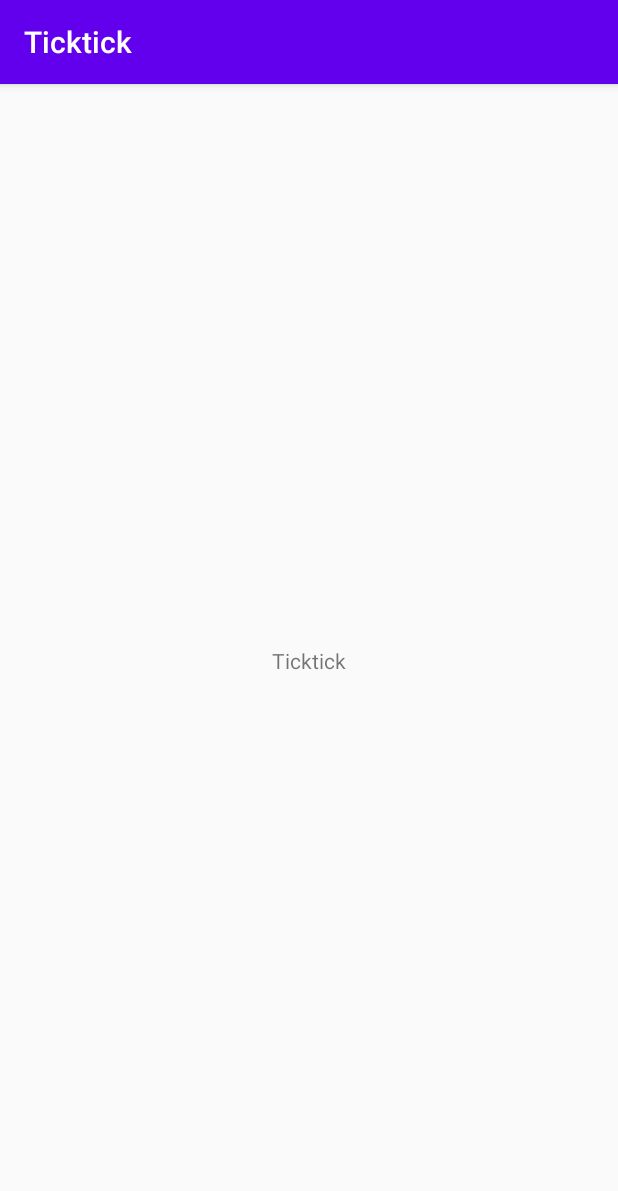
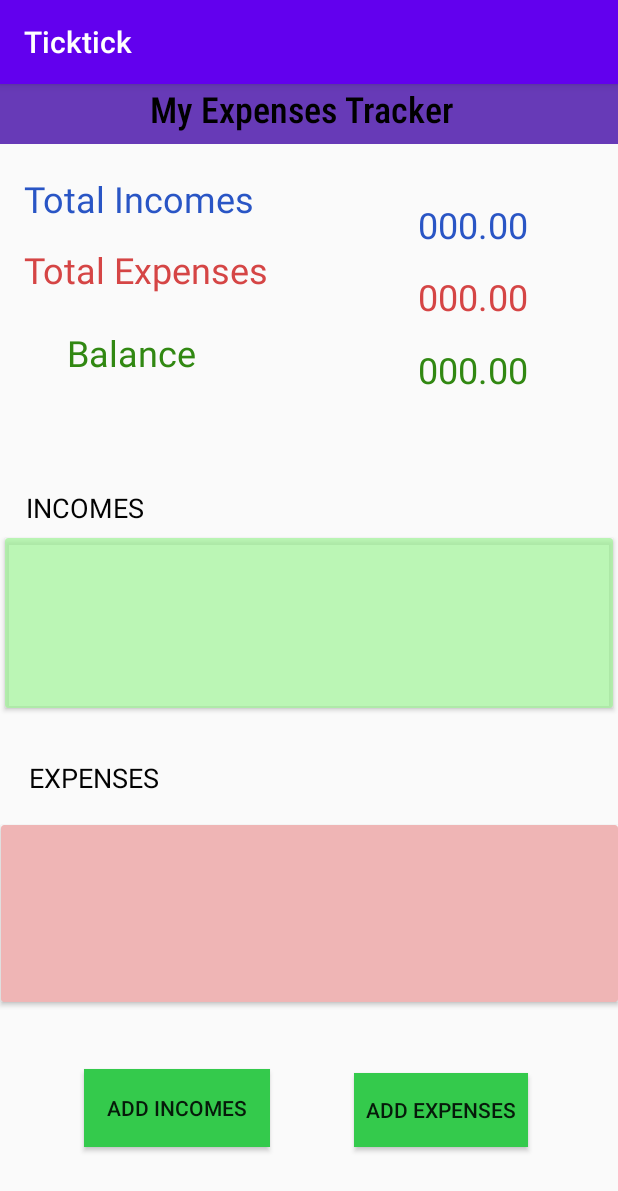
Before and after one commit to lahiru128/Ticktick-Android-Application, an Android app: the screen it shows after launch (MainActivity before the commit, DashBoard after it), on a phone screen of 412 x 824 dp. Shown: the top 1191 px of the screen. Run offline under Robolectric (Android 15) with nearby library versions, the phone set to English and light mode, and no system bars.

Commit message:
dashboard design done

```diff
--- a/app/build.gradle
+++ b/app/build.gradle
@@ -26,6 +26,7 @@ dependencies {
     implementation fileTree(dir: "libs", include: ["*.jar"])
     implementation 'androidx.appcompat:appcompat:1.2.0'
     implementation 'androidx.constraintlayout:constraintlayout:1.1.3'
+    implementation 'androidx.cardview:cardview:1.0.0'
     testImplementation 'junit:junit:4.12'
     androidTestImplementation 'androidx.test.ext:junit:1.1.1'
     androidTestImplementation 'androidx.test.espresso:espresso-core:3.2.0'
--- a/app/src/main/AndroidManifest.xml
+++ b/app/src/main/AndroidManifest.xml
@@ -9,7 +9,11 @@
         android:roundIcon="@mipmap/ic_launcher_round"
         android:supportsRtl="true"
         android:theme="@style/AppTheme">
-        <activity android:name=".MainActivity">
+        <activity android:name=".addExpenses"></activity>
+        <activity android:name=".AddIncome" />
+        <activity android:name=".ExpensesView" />
+        <activity android:name=".IncomeView" />
+        <activity android:name=".DashBoard">
             <intent-filter>
                 <action android:name="android.intent.action.MAIN" />
 
--- /dev/null
+++ b/app/src/main/java/com/example/ticktick/AddIncome.java
@@ -0,0 +1,14 @@
+package com.example.ticktick;
+
+import androidx.appcompat.app.AppCompatActivity;
+
+import android.os.Bundle;
+
+public class AddIncome extends AppCompatActivity {
+
+    @Override
+    protected void onCreate(Bundle savedInstanceState) {
+        super.onCreate(savedInstanceState);
+        setContentView(R.layout.activity_add_income);
+    }
+}
--- /dev/null
+++ b/app/src/main/java/com/example/ticktick/DashBoard.java
@@ -0,0 +1,14 @@
+package com.example.ticktick;
+
+import androidx.appcompat.app.AppCompatActivity;
+
+import android.os.Bundle;
+
+public class DashBoard extends AppCompatActivity {
+
+    @Override
+    protected void onCreate(Bundle savedInstanceState) {
+        super.onCreate(savedInstanceState);
+        setContentView(R.layout.activity_dashboard);
+    }
+}
--- /dev/null
+++ b/app/src/main/java/com/example/ticktick/ExpensesView.java
@@ -0,0 +1,14 @@
+package com.example.ticktick;
+
+import androidx.appcompat.app.AppCompatActivity;
+
+import android.os.Bundle;
+
+public class ExpensesView extends AppCompatActivity {
+
+    @Override
+    protected void onCreate(Bundle savedInstanceState) {
+        super.onCreate(savedInstanceState);
+        setContentView(R.layout.activity_expenses_view);
+    }
+}
--- a/app/src/main/java/com/example/ticktick/MainActivity.java
+++ b/app/src/main/java/com/example/ticktick/IncomeView.java
@@ -4,11 +4,11 @@ import androidx.appcompat.app.AppCompatActivity;
 
 import android.os.Bundle;
 
-public class MainActivity extends AppCompatActivity {
+public class IncomeView extends AppCompatActivity {
 
     @Override
     protected void onCreate(Bundle savedInstanceState) {
         super.onCreate(savedInstanceState);
-        setContentView(R.layout.activity_main);
+        setContentView(R.layout.activity_income_view);
     }
 }
--- /dev/null
+++ b/app/src/main/java/com/example/ticktick/addExpenses.java
@@ -0,0 +1,14 @@
+package com.example.ticktick;
+
+import androidx.appcompat.app.AppCompatActivity;
+
+import android.os.Bundle;
+
+public class addExpenses extends AppCompatActivity {
+
+    @Override
+    protected void onCreate(Bundle savedInstanceState) {
+        super.onCreate(savedInstanceState);
+        setContentView(R.layout.activity_add_expenses);
+    }
+}
--- /dev/null
+++ b/app/src/main/res/layout/activity_add_expenses.xml
@@ -0,0 +1,9 @@
+<?xml version="1.0" encoding="utf-8"?>
+<androidx.constraintlayout.widget.ConstraintLayout xmlns:android="http://schemas.android.com/apk/res/android"
+    xmlns:app="http://schemas.android.com/apk/res-auto"
+    xmlns:tools="http://schemas.android.com/tools"
+    android:layout_width="match_parent"
+    android:layout_height="match_parent"
+    tools:context=".addExpenses">
+
+</androidx.constraintlayout.widget.ConstraintLayout>
--- /dev/null
+++ b/app/src/main/res/layout/activity_add_income.xml
@@ -0,0 +1,9 @@
+<?xml version="1.0" encoding="utf-8"?>
+<androidx.constraintlayout.widget.ConstraintLayout xmlns:android="http://schemas.android.com/apk/res/android"
+    xmlns:app="http://schemas.android.com/apk/res-auto"
+    xmlns:tools="http://schemas.android.com/tools"
+    android:layout_width="match_parent"
+    android:layout_height="match_parent"
+    tools:context=".AddIncome">
+
+</androidx.constraintlayout.widget.ConstraintLayout>
--- /dev/null
+++ b/app/src/main/res/layout/activity_dashboard.xml
@@ -0,0 +1,218 @@
+<?xml version="1.0" encoding="utf-8"?>
+<androidx.constraintlayout.widget.ConstraintLayout xmlns:android="http://schemas.android.com/apk/res/android"
+    xmlns:app="http://schemas.android.com/apk/res-auto"
+    xmlns:tools="http://schemas.android.com/tools"
+    android:layout_width="match_parent"
+    android:layout_height="match_parent"
+    android:textAlignment="center"
+    tools:context=".DashBoard">
+
+    <TextView
+        android:id="@+id/expensesTotalDashboard"
+        android:layout_width="164dp"
+        android:layout_height="39dp"
+        android:layout_marginStart="16dp"
+        android:layout_marginTop="17dp"
+        android:layout_marginEnd="16dp"
+        android:layout_marginBottom="16dp"
+        android:text="@string/dashboard_expenses"
+        android:textColor="#D54545"
+        android:textSize="24sp"
+        app:layout_constraintBottom_toTopOf="@+id/balanceDashboard"
+        app:layout_constraintEnd_toStartOf="@+id/expensesResultDashboard"
+        app:layout_constraintHorizontal_bias="0.0"
+        app:layout_constraintStart_toStartOf="parent"
+        app:layout_constraintTop_toBottomOf="@+id/incomeTotalDashboard"
+        app:layout_constraintVertical_bias="1.0" />
+
+    <TextView
+        android:id="@+id/incomeTotalDashboard"
+        android:layout_width="wrap_content"
+        android:layout_height="wrap_content"
+        android:layout_marginStart="16dp"
+        android:layout_marginEnd="116dp"
+        android:layout_marginBottom="16dp"
+        android:text="@string/dashboard_income_total"
+        android:textColor="#2955C5"
+        android:textSize="24sp"
+        app:layout_constraintBottom_toTopOf="@+id/cardView2"
+        app:layout_constraintEnd_toStartOf="@+id/incomeResultDashboard"
+        app:layout_constraintHorizontal_bias="0.0"
+        app:layout_constraintStart_toStartOf="parent"
+        app:layout_constraintTop_toBottomOf="@+id/title"
+        app:layout_constraintVertical_bias="0.095" />
+
+    <TextView
+        android:id="@+id/balanceDashboard"
+        android:layout_width="wrap_content"
+        android:layout_height="wrap_content"
+        android:layout_marginStart="16dp"
+        android:layout_marginTop="155dp"
+        android:layout_marginEnd="120dp"
+        android:layout_marginBottom="100dp"
+        android:text="@string/dashboard_balance"
+        android:textColor="#318812"
+        android:textSize="24sp"
+        app:layout_constraintBottom_toTopOf="@+id/cardView2"
+        app:layout_constraintEnd_toStartOf="@+id/incomeResultDashboard"
+        app:layout_constraintStart_toStartOf="parent"
+        app:layout_constraintTop_toTopOf="@+id/title" />
+
+    <TextView
+        android:id="@+id/balanceResultDashboard"
+        android:layout_width="wrap_content"
+        android:layout_height="wrap_content"
+        android:layout_marginStart="16dp"
+        android:layout_marginTop="16dp"
+        android:layout_marginEnd="16dp"
+        android:layout_marginBottom="16dp"
+        android:text="@string/value"
+        android:textColor="#318812"
+        android:textSize="24sp"
+        app:layout_constraintBottom_toTopOf="@+id/cardView2"
+        app:layout_constraintEnd_toEndOf="parent"
+        app:layout_constraintHorizontal_bias="0.75"
+        app:layout_constraintStart_toEndOf="@+id/balanceDashboard"
+        app:layout_constraintTop_toBottomOf="@+id/expensesResultDashboard"
+        app:layout_constraintVertical_bias="0.0" />
+
+    <TextView
+        android:id="@+id/expensesResultDashboard"
+        android:layout_width="wrap_content"
+        android:layout_height="wrap_content"
+        android:layout_marginTop="48dp"
+        android:layout_marginEnd="60dp"
+        android:text="@string/value"
+        android:textColor="#D54545"
+        android:textSize="24sp"
+        app:layout_constraintEnd_toEndOf="parent"
+        app:layout_constraintTop_toTopOf="@+id/incomeResultDashboard" />
+
+    <TextView
+        android:id="@+id/incomeResultDashboard"
+        android:layout_width="wrap_content"
+        android:layout_height="wrap_content"
+        android:layout_marginTop="59dp"
+        android:layout_marginBottom="640dp"
+        android:text="@string/value"
+        android:textColor="#2955C5"
+        android:textSize="24sp"
+        app:layout_constraintBottom_toBottomOf="parent"
+        app:layout_constraintEnd_toEndOf="parent"
+        app:layout_constraintHorizontal_bias="0.822"
+        app:layout_constraintStart_toStartOf="parent"
+        app:layout_constraintTop_toTopOf="@+id/title" />
+
+    <TextView
+        android:id="@+id/title"
+        android:layout_width="423dp"
+        android:layout_height="40dp"
+        android:background="#673AB7"
+        android:fontFamily="sans-serif-condensed-medium"
+        android:text="@string/title_name"
+        android:textAlignment="inherit"
+        android:textColor="#000000"
+        android:textSize="24sp"
+        android:textStyle="normal"
+        app:layout_constraintBottom_toBottomOf="parent"
+        app:layout_constraintEnd_toEndOf="parent"
+        app:layout_constraintHorizontal_bias="1.0"
+        app:layout_constraintStart_toStartOf="parent"
+        app:layout_constraintTop_toTopOf="parent"
+        app:layout_constraintVertical_bias="0.0" />
+
+    <TextView
+        android:id="@+id/incomeLabel"
+        android:layout_width="94dp"
+        android:layout_height="27dp"
+        android:layout_marginBottom="16dp"
+        android:text="@string/income"
+        android:textAlignment="inherit"
+        android:textColor="#020202"
+        android:textSize="18sp"
+        app:layout_constraintBottom_toBottomOf="parent"
+        app:layout_constraintEnd_toEndOf="parent"
+        app:layout_constraintHorizontal_bias="0.031"
+        app:layout_constraintStart_toStartOf="parent"
+        app:layout_constraintTop_toBottomOf="@+id/expensesTotalDashboard"
+        app:layout_constraintVertical_bias="0.213" />
+
+    <TextView
+        android:id="@+id/incomeLabel2"
+        android:layout_width="94dp"
+        android:layout_height="27dp"
+        android:layout_marginBottom="16dp"
+        android:text="@string/expense"
+        android:textAlignment="inherit"
+        android:textColor="#020202"
+        android:textSize="18sp"
+        app:layout_constraintBottom_toBottomOf="parent"
+        app:layout_constraintEnd_toEndOf="parent"
+        app:layout_constraintHorizontal_bias="0.05"
+        app:layout_constraintStart_toStartOf="parent"
+        app:layout_constraintTop_toBottomOf="@+id/expensesTotalDashboard"
+        app:layout_constraintVertical_bias="0.525" />
+
+    <androidx.cardview.widget.CardView
+        android:id="@+id/cardView2"
+        android:layout_width="405dp"
+        android:layout_height="113dp"
+        android:layout_marginTop="16dp"
+        android:layout_marginBottom="16dp"
+        app:cardBackgroundColor="#B4A2F69A"
+        app:layout_constraintBottom_toBottomOf="parent"
+        app:layout_constraintEnd_toEndOf="parent"
+        app:layout_constraintHorizontal_bias="0.454"
+        app:layout_constraintStart_toStartOf="parent"
+        app:layout_constraintTop_toBottomOf="@+id/title"
+        app:layout_constraintVertical_bias="0.423">
+
+    </androidx.cardview.widget.CardView>
+
+    <androidx.cardview.widget.CardView
+        android:id="@+id/cardView3"
+        android:layout_width="411dp"
+        android:layout_height="118dp"
+        android:layout_marginTop="16dp"
+        android:layout_marginBottom="156dp"
+        app:cardBackgroundColor="#EFB5B5"
+        app:layout_constraintBottom_toBottomOf="parent"
+        app:layout_constraintEnd_toEndOf="parent"
+        app:layout_constraintHorizontal_bias="0.636"
+        app:layout_constraintStart_toStartOf="parent"
+        app:layout_constraintTop_toBottomOf="@+id/title"
+        app:layout_constraintVertical_bias="1.0" />
+
+    <Button
+        android:id="@+id/addIncomeBtn"
+        android:layout_width="124dp"
+        android:layout_height="52dp"
+        android:layout_marginStart="64dp"
+        android:layout_marginEnd="16dp"
+        android:layout_marginBottom="16dp"
+        android:background="#34CA4C"
+        android:text="@string/add_income_btn"
+        app:layout_constraintBottom_toBottomOf="parent"
+        app:layout_constraintEnd_toStartOf="@+id/addExpenseBtn"
+        app:layout_constraintHorizontal_bias="0.0"
+        app:layout_constraintStart_toStartOf="parent"
+        app:layout_constraintTop_toBottomOf="@+id/cardView3"
+        app:layout_constraintVertical_bias="0.504" />
+
+    <Button
+        android:id="@+id/addExpenseBtn"
+        android:layout_width="116dp"
+        android:layout_height="49dp"
+        android:layout_marginStart="40dp"
+        android:layout_marginTop="16dp"
+        android:layout_marginEnd="68dp"
+        android:layout_marginBottom="16dp"
+        android:background="#34CA4C"
+        android:text="@string/add_expense_btn"
+        app:layout_constraintBottom_toBottomOf="parent"
+        app:layout_constraintEnd_toEndOf="parent"
+        app:layout_constraintStart_toEndOf="@+id/addIncomeBtn"
+        app:layout_constraintTop_toBottomOf="@+id/cardView3"
+        app:layout_constraintVertical_bias="0.421" />
+
+</androidx.constraintlayout.widget.ConstraintLayout>
--- /dev/null
+++ b/app/src/main/res/layout/activity_expenses_view.xml
@@ -0,0 +1,9 @@
+<?xml version="1.0" encoding="utf-8"?>
+<androidx.constraintlayout.widget.ConstraintLayout xmlns:android="http://schemas.android.com/apk/res/android"
+    xmlns:app="http://schemas.android.com/apk/res-auto"
+    xmlns:tools="http://schemas.android.com/tools"
+    android:layout_width="match_parent"
+    android:layout_height="match_parent"
+    tools:context=".ExpensesView">
+
+</androidx.constraintlayout.widget.ConstraintLayout>
--- /dev/null
+++ b/app/src/main/res/layout/activity_income_view.xml
@@ -0,0 +1,9 @@
+<?xml version="1.0" encoding="utf-8"?>
+<androidx.constraintlayout.widget.ConstraintLayout xmlns:android="http://schemas.android.com/apk/res/android"
+    xmlns:app="http://schemas.android.com/apk/res-auto"
+    xmlns:tools="http://schemas.android.com/tools"
+    android:layout_width="match_parent"
+    android:layout_height="match_parent"
+    tools:context=".IncomeView">
+
+</androidx.constraintlayout.widget.ConstraintLayout>
--- a/app/src/main/res/layout/activity_main.xml
+++ /dev/null
@@ -1,18 +0,0 @@
-<?xml version="1.0" encoding="utf-8"?>
-<androidx.constraintlayout.widget.ConstraintLayout xmlns:android="http://schemas.android.com/apk/res/android"
-    xmlns:app="http://schemas.android.com/apk/res-auto"
-    xmlns:tools="http://schemas.android.com/tools"
-    android:layout_width="match_parent"
-    android:layout_height="match_parent"
-    tools:context=".MainActivity">
-
-    <TextView
-        android:layout_width="wrap_content"
-        android:layout_height="wrap_content"
-        android:text="@string/ticktick"
-        app:layout_constraintBottom_toBottomOf="parent"
-        app:layout_constraintLeft_toLeftOf="parent"
-        app:layout_constraintRight_toRightOf="parent"
-        app:layout_constraintTop_toTopOf="parent" />
-
-</androidx.constraintlayout.widget.ConstraintLayout>
--- a/app/src/main/res/values/strings.xml
+++ b/app/src/main/res/values/strings.xml
@@ -1,4 +1,13 @@
 <resources>
     <string name="app_name">Ticktick</string>
     <string name="ticktick">Ticktick</string>
+    <string name="title_name">My Expenses Tracker</string>
+    <string name="dashboard_income_total">Total Incomes</string>
+    <string name="dashboard_expenses">Total Expenses</string>
+    <string name="dashboard_balance">Balance</string>
+    <string name="value">000.00</string>
+    <string name="income">INCOMES</string>
+    <string name="expense">EXPENSES</string>
+    <string name="add_income_btn">Add Incomes</string>
+    <string name="add_expense_btn">Add Expenses</string>
 </resources>
```
